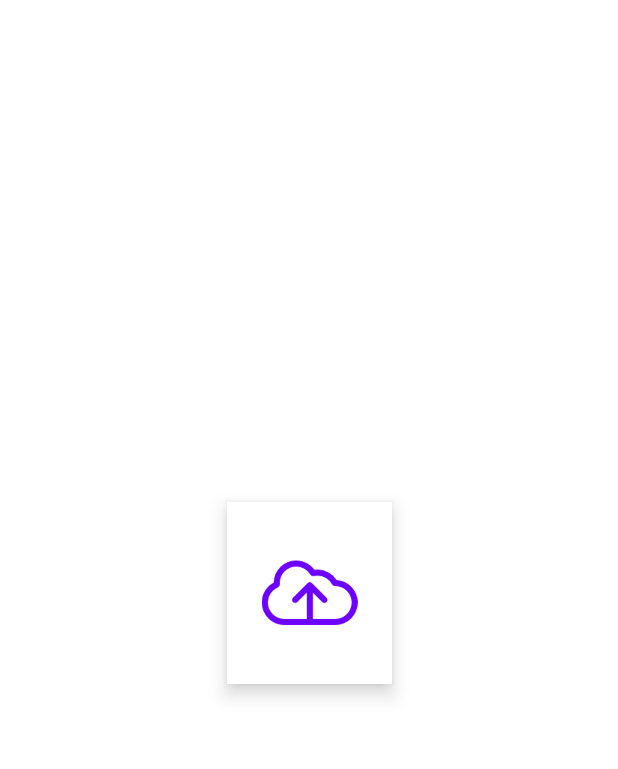
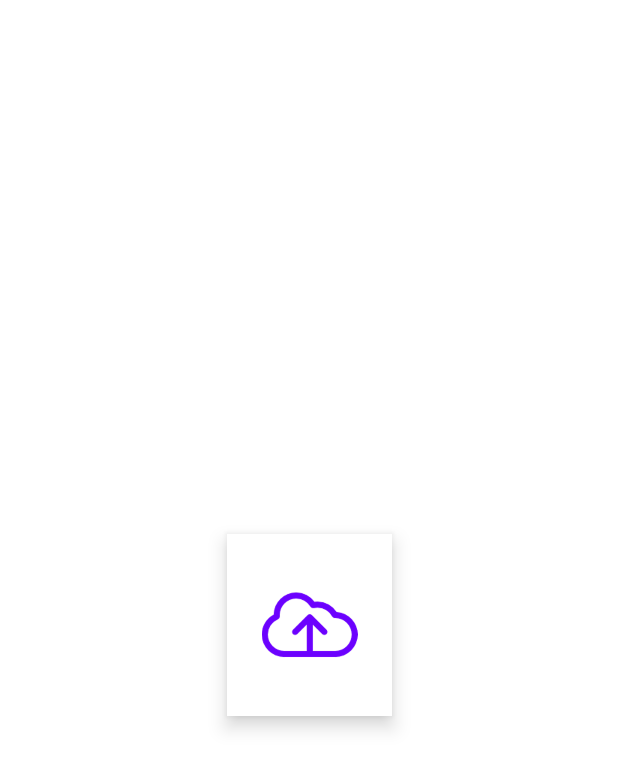
Before and after one commit to ayosol/hngstrikework_app, an Android app: the smsSendingActivity screen opened directly, with no data from a screen before it, on a phone screen of 412 x 824 dp. Shown: the top 769 px of the screen. Run offline under Robolectric (Android 15) with nearby library versions, the phone set to English and light mode, and no system bars.

Commit message:
circlesss image now fits base of screen and upload button changed. capitalization error in the spelling of statistics instead of Statistics and the app-title read on the MainActivity Screen (Messanger instead of Messenger)

```diff
--- a/app/src/main/res/layout/activity_main.xml
+++ b/app/src/main/res/layout/activity_main.xml
@@ -23,7 +23,7 @@
         app:layout_constraintEnd_toEndOf="parent"
         app:layout_constraintStart_toStartOf="parent"
         app:layout_constraintTop_toTopOf="parent"
-        app:layout_constraintVertical_bias="0.553" />
+        app:layout_constraintVertical_bias="0.589" />
 
 
 
```
